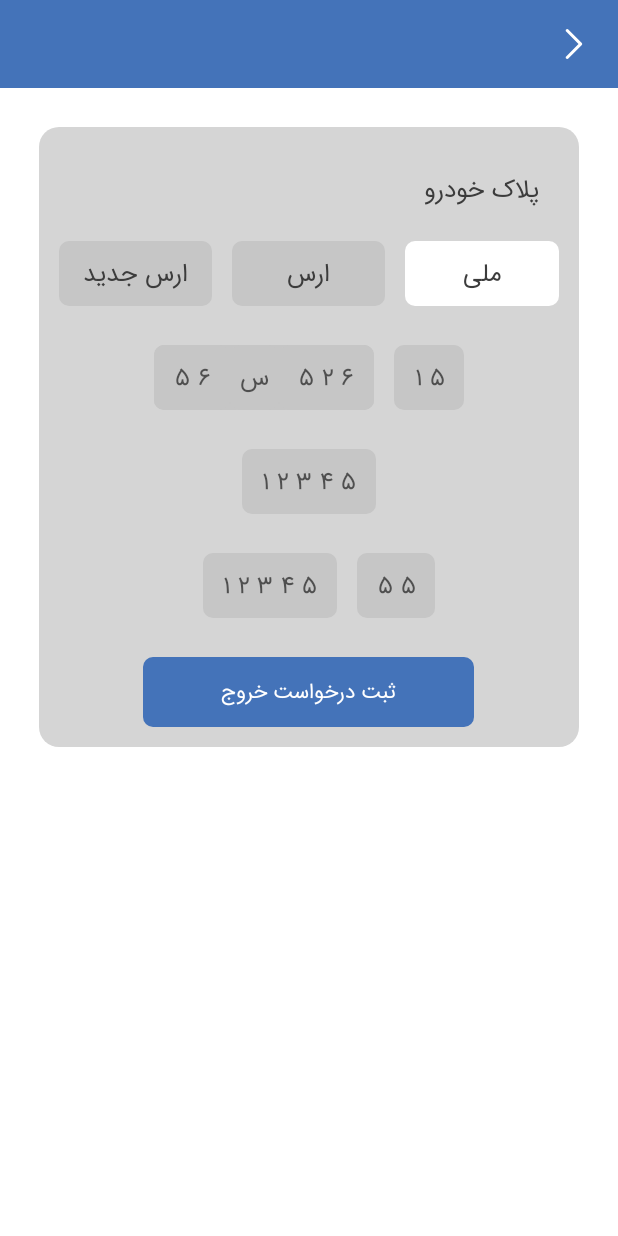
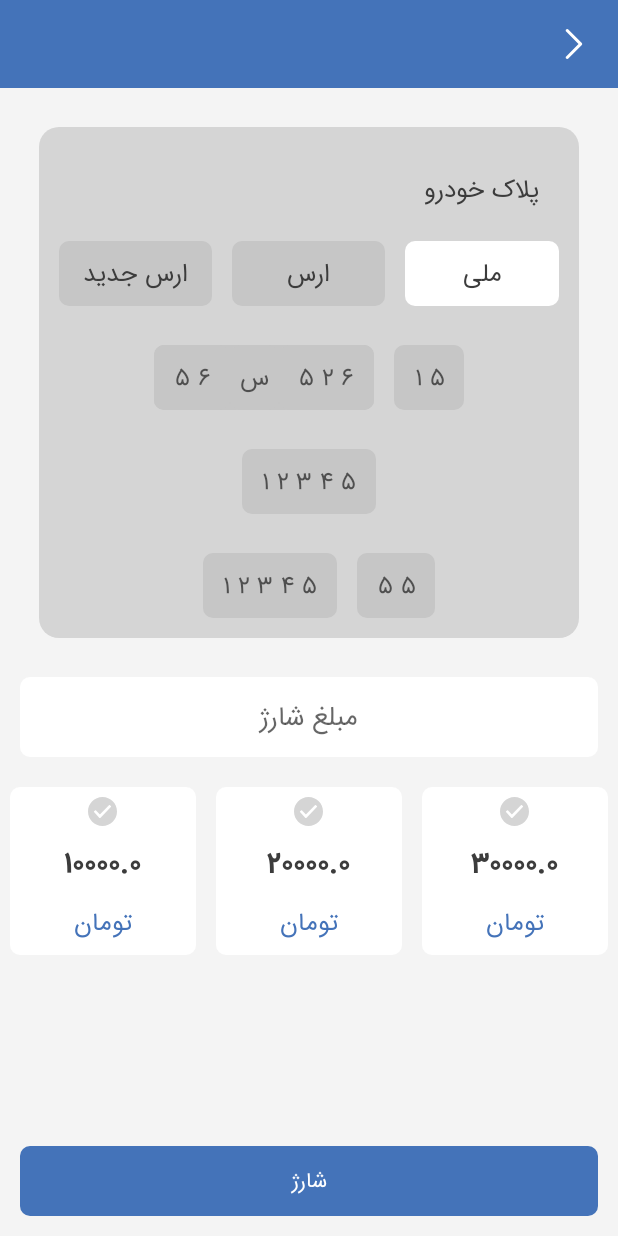
Before and after one commit to navidtahmaasbi/Java-xml-to-kotlin-jetpackcompose, an Android app: the CarNumberChargeActivity screen opened directly, with no data from a screen before it, on a phone screen of 412 x 824 dp. Run offline under Robolectric (Android 15) with nearby library versions, the phone set to English and light mode, and no system bars; our stand-ins replace sdp/ssp sizes.

Commit message:
car number charge page confirm dialog retrofit initialize

```diff
--- a/app/build.gradle
+++ b/app/build.gradle
@@ -45,4 +45,8 @@ dependencies {
     implementation 'com.intuit.sdp:sdp-android:1.0.6'
     implementation 'jp.wasabeef:blurry:4.0.0'
 
+    implementation 'com.squareup.retrofit2:retrofit:2.9.0'
+    implementation 'com.squareup.retrofit2:converter-gson:2.9.0'
+
+
 }
--- a/app/src/main/AndroidManifest.xml
+++ b/app/src/main/AndroidManifest.xml
@@ -1,6 +1,8 @@
 <?xml version="1.0" encoding="utf-8"?>
 <manifest xmlns:android="http://schemas.android.com/apk/res/android"
     package="com.azarpark.watchman">
+
+    <uses-permission android:name="android.permission.INTERNET" />
 
     <application
         android:allowBackup="true"
--- a/app/src/main/java/com/azarpark/watchman/CarNumberChargeActivity.java
+++ b/app/src/main/java/com/azarpark/watchman/CarNumberChargeActivity.java
@@ -5,6 +5,9 @@ import androidx.appcompat.app.AppCompatActivity;
 import android.os.Bundle;
 
 import com.azarpark.watchman.databinding.ActivityCarNumberChargeBinding;
+
+import java.text.NumberFormat;
+import java.util.ArrayList;
 
 public class CarNumberChargeActivity extends AppCompatActivity {
 
@@ -16,6 +19,19 @@ public class CarNumberChargeActivity extends AppCompatActivity {
         binding = ActivityCarNumberChargeBinding.inflate(getLayoutInflater());
         setContentView(binding.getRoot());
 
+        ChargeItemListAdapter adapter = new ChargeItemListAdapter(amount -> {
+
+            binding.amount.setText(Double.toString(amount));
+
+        });
+        binding.recyclerView.setAdapter(adapter);
+
+        ArrayList<Double> items = new ArrayList<>();
+        items.add(10000d);
+        items.add(20000d);
+        items.add(30000d);
+
+        adapter.setItems(items);
 
 
     }
--- /dev/null
+++ b/app/src/main/java/com/azarpark/watchman/ChargeItemListAdapter.java
@@ -0,0 +1,68 @@
+package com.azarpark.watchman;
+
+import android.view.LayoutInflater;
+import android.view.ViewGroup;
+
+import androidx.annotation.NonNull;
+import androidx.recyclerview.widget.RecyclerView;
+
+import com.azarpark.watchman.databinding.AmountItemBinding;
+import com.azarpark.watchman.databinding.ParkItemBinding;
+
+import java.util.ArrayList;
+
+public class ChargeItemListAdapter extends RecyclerView.Adapter<RecyclerView.ViewHolder> {
+
+    ArrayList<Double> items;
+    OnItemClicked onItemClicked;
+
+    public ChargeItemListAdapter(OnItemClicked onItemClicked) {
+        this.onItemClicked = onItemClicked;
+    }
+
+    @NonNull
+    @Override
+    public RecyclerView.ViewHolder onCreateViewHolder(@NonNull ViewGroup parent, int viewType) {
+        return new ItemViewHolder(AmountItemBinding.inflate(LayoutInflater.from(parent.getContext()),parent,false));
+    }
+
+    @Override
+    public void onBindViewHolder(@NonNull RecyclerView.ViewHolder holder, int position) {
+
+        ItemViewHolder viewHolder = (ItemViewHolder)holder;
+
+        viewHolder.binding.getRoot().setOnClickListener(view -> onItemClicked.itemClicked(items.get(position)));
+
+        viewHolder.binding.amount.setText(Double.toString(items.get(position)));
+
+
+    }
+
+    public void setItems(ArrayList<Double> items){
+
+        this.items = items;
+        notifyDataSetChanged();
+
+    }
+
+    @Override
+    public int getItemCount() {
+        return items.size();
+    }
+
+    public static class ItemViewHolder extends RecyclerView.ViewHolder{
+
+        AmountItemBinding binding;
+
+        public ItemViewHolder(@NonNull AmountItemBinding binding) {
+            super(binding.getRoot());
+            this.binding = binding;
+        }
+    }
+
+    public static interface OnItemClicked{
+
+        public void itemClicked(Double amount);
+
+    }
+}
--- a/app/src/main/java/com/azarpark/watchman/CheckoutDialog.java
+++ b/app/src/main/java/com/azarpark/watchman/CheckoutDialog.java
@@ -14,7 +14,7 @@ import com.azarpark.watchman.databinding.ParkDialog02Binding;
 
 public class CheckoutDialog extends DialogFragment {
 
-    public static final String TAG = "ParkDialog02Tag";
+    public static final String TAG = "CheckoutDialog";
     CheckoutDialogBinding binding;
     OnCheckoutButtonsClicked checkoutButtonsClicked;
     private ParkModel parkModel;
--- a/app/src/main/res/layout/activity_car_number_charge.xml
+++ b/app/src/main/res/layout/activity_car_number_charge.xml
@@ -1,11 +1,12 @@
 <?xml version="1.0" encoding="utf-8"?>
-<LinearLayout xmlns:android="http://schemas.android.com/apk/res/android"
+<RelativeLayout xmlns:android="http://schemas.android.com/apk/res/android"
     xmlns:app="http://schemas.android.com/apk/res-auto"
     xmlns:tools="http://schemas.android.com/tools"
     android:id="@+id/drawer_layout"
     android:layout_width="match_parent"
     android:layout_height="match_parent"
-    android:orientation="vertical">
+    android:orientation="vertical"
+    android:background="@color/light_gray">
 
     <RelativeLayout
         android:id="@+id/action_bar"
@@ -38,12 +39,26 @@
 
     </RelativeLayout>
 
+    <androidx.core.widget.NestedScrollView
+        android:layout_width="match_parent"
+        android:layout_height="match_parent"
+        android:layout_above="@+id/charge"
+        android:layout_below="@+id/action_bar">
+
+        <androidx.appcompat.widget.LinearLayoutCompat
+            android:layout_width="match_parent"
+            android:layout_height="match_parent"
+            android:orientation="vertical">
 
             <LinearLayout
+                android:id="@+id/content"
                 android:layout_width="match_parent"
                 android:layout_height="wrap_content"
                 android:layout_gravity="center"
-        android:layout_margin="@dimen/_20sdp"
+                android:layout_marginStart="@dimen/_20sdp"
+                android:layout_marginTop="@dimen/_20sdp"
+                android:layout_marginEnd="@dimen/_20sdp"
+                android:layout_marginBottom="@dimen/_20sdp"
                 android:background="@drawable/dialog_background"
                 android:orientation="vertical"
                 android:padding="@dimen/_10sdp">
@@ -251,11 +266,48 @@
 
                 </LinearLayout>
 
+            </LinearLayout>
+
+            <EditText
+                android:id="@+id/amount"
+                android:layout_width="match_parent"
+                android:layout_height="wrap_content"
+                android:layout_gravity="center"
+                android:layout_marginLeft="@dimen/_10sdp"
+                android:layout_marginRight="@dimen/_10sdp"
+                android:layout_marginBottom="@dimen/_10sdp"
+                android:background="@drawable/selected_background"
+                android:fontFamily="@font/iran_sans"
+                android:gravity="center"
+                android:hint="مبلغ شارژ"
+                android:paddingTop="@dimen/_8sdp"
+                android:paddingBottom="@dimen/_8sdp"
+                android:textColor="@color/blue" />
+
+            <androidx.recyclerview.widget.RecyclerView
+                android:id="@+id/recycler_view"
+                android:layout_width="match_parent"
+                android:layout_height="wrap_content"
+                app:layoutManager="androidx.recyclerview.widget.GridLayoutManager"
+                tools:itemCount="3"
+                app:spanCount="3"
+                tools:listitem="@layout/amount_item"/>
+
+        </androidx.appcompat.widget.LinearLayoutCompat>
+
+    </androidx.core.widget.NestedScrollView>
+
+
     <TextView
-            android:layout_width="wrap_content"
+        android:id="@+id/charge"
+        android:layout_width="match_parent"
         android:layout_height="wrap_content"
+        android:layout_alignParentBottom="true"
         android:layout_gravity="center_horizontal"
-            android:layout_marginTop="@dimen/_20sdp"
+        android:layout_marginStart="@dimen/_10sdp"
+        android:layout_marginTop="@dimen/_10sdp"
+        android:layout_marginEnd="@dimen/_10sdp"
+        android:layout_marginBottom="@dimen/_10sdp"
         android:background="@drawable/blue_bg_5"
         android:fontFamily="@font/iran_sans"
         android:gravity="center"
@@ -263,10 +315,8 @@
         android:paddingTop="@dimen/_8sdp"
         android:paddingRight="@dimen/_40sdp"
         android:paddingBottom="@dimen/_8sdp"
-            android:text="ثبت درخواست خروج"
+        android:text="شارژ"
         android:textColor="@color/white" />
 
-    </LinearLayout>
 
-
-</LinearLayout>
+</RelativeLayout>
--- /dev/null
+++ b/app/src/main/res/layout/amount_item.xml
@@ -0,0 +1,37 @@
+<?xml version="1.0" encoding="utf-8"?>
+<LinearLayout android:layout_width="match_parent"
+    android:layout_height="wrap_content"
+    xmlns:app="http://schemas.android.com/apk/res-auto"
+    android:orientation="vertical"
+    android:layout_margin="@dimen/_5sdp"
+    android:padding="@dimen/_5sdp"
+    android:background="@drawable/selected_background"
+    android:gravity="center"
+    xmlns:android="http://schemas.android.com/apk/res/android">
+
+    <ImageView
+        android:layout_width="@dimen/_15sdp"
+        android:layout_height="@dimen/_15sdp"
+        android:src="@drawable/ic_checked_circle"
+        app:tint="@color/gray"/>
+
+    <TextView
+        android:id="@+id/amount"
+        android:layout_width="wrap_content"
+        android:layout_height="wrap_content"
+        android:fontFamily="@font/iran_sans_fa_num_bold"
+        android:text="10,000"
+        android:layout_marginTop="@dimen/_5sdp"
+        android:textColor="@color/text_gray"
+        android:textSize="@dimen/_15sdp" />
+
+    <TextView
+        android:layout_width="wrap_content"
+        android:layout_height="wrap_content"
+        android:fontFamily="@font/iran_sans"
+        android:text="تومان"
+        android:layout_marginTop="@dimen/_5sdp"
+        android:textColor="@color/blue"
+        android:textSize="@dimen/_13sdp" />
+
+</LinearLayout>
```
Also changed, not shown: app/src/main/java/com/azarpark/watchman/ConfirmDialog.java (added, +68 -0 lines), app/src/main/java/com/azarpark/watchman/MainActivity.java (+54 -3 lines), app/src/main/java/com/azarpark/watchman/retrofit_remote/RetrofitAPIClient.java (added, +23 -0 lines), app/src/main/java/com/azarpark/watchman/retrofit_remote/RetrofitAPIRepository.java (added, +19 -0 lines), app/src/main/java/com/azarpark/watchman/retrofit_remote/interfaces/Test.java (added, +14 -0 lines), app/src/main/java/com/azarpark/watchman/retrofit_remote/responses/TestResponse.java (added, +40 -0 lines), app/src/main/res/layout/confirm_dialog.xml (added, +74 -0 lines). Lines whose indentation alone changed are shown as unchanged.
